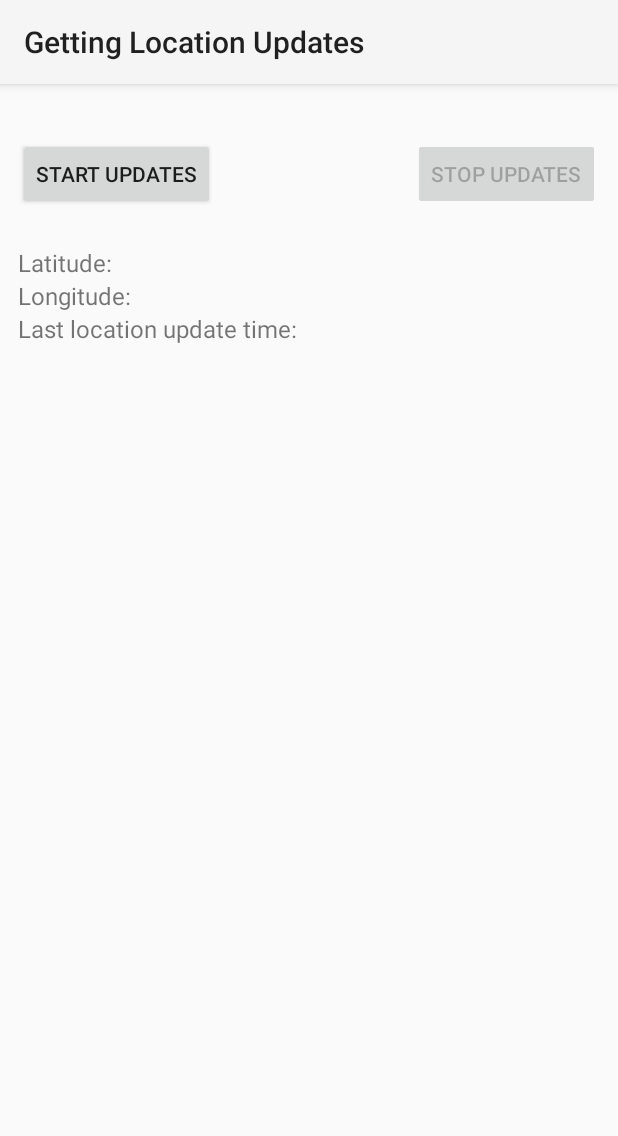
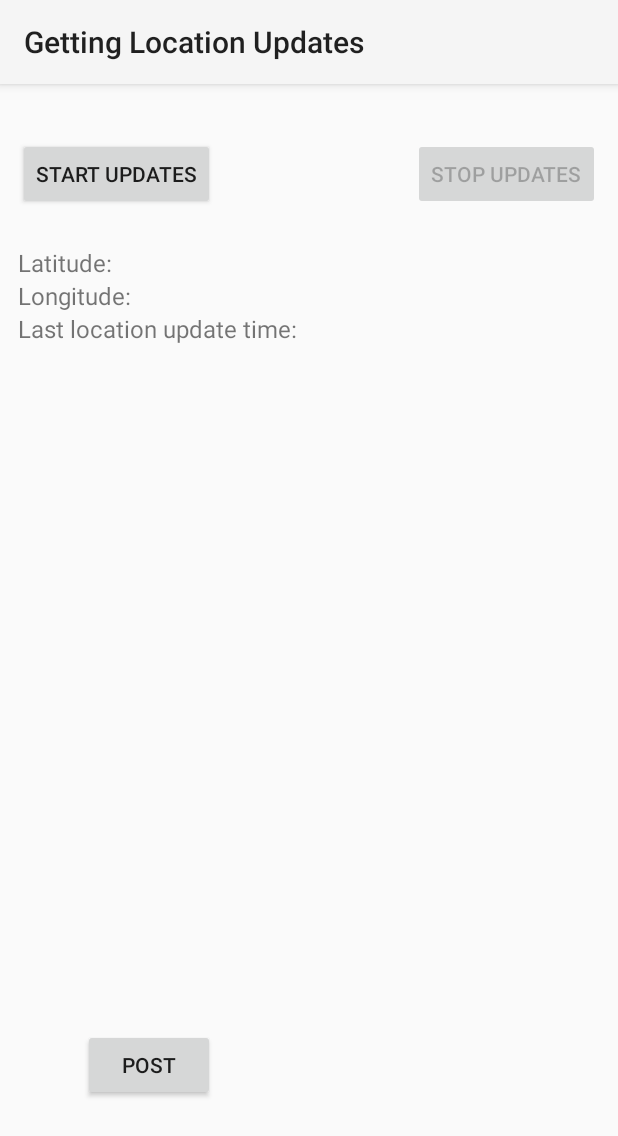
Before and after one commit to lyterk/location-update-android, an Android app: the screen it shows after launch (MainActivity), on a phone screen of 412 x 824 dp. Shown: the top 1136 px of the screen. Run offline under Robolectric (Android 15) with nearby library versions, the phone set to English and light mode, and no system bars.

Commit message:
Refactoring project put on hold. MainActivity megaclass stands for the moment. Currently working on sending working POST requests. None seem to send right now. Rearranged folder layout.

```diff
--- a/app/build.gradle
+++ b/app/build.gradle
@@ -5,7 +5,7 @@ android {
     buildToolsVersion "21.1.2"
 
     defaultConfig {
-        applicationId "com.google.android.gms.location.sample.locationupdates"
+        applicationId "com.lyterk.location_updates"
         minSdkVersion 9
         targetSdkVersion 21
         versionCode 1
--- a/app/src/main/java/com/google/android/gms/location/sample/locationupdates/MainActivity.java
+++ b/app/src/main/java/com/lyterk/location_updates/MainActivity.java
@@ -1,4 +1,4 @@
-package com.google.android.gms.location.sample.locationupdates;
+package com.lyterk.location_updates;
 
 import android.app.Activity;
 import android.location.Location;
@@ -26,17 +26,17 @@ import java.util.Date;
 public class MainActivity extends ActionBarActivity implements
         ConnectionCallbacks, OnConnectionFailedListener, LocationListener {
 
-    protected static final String TAG = "location-updates-sample";
+    protected static final String TAG = "com.lyterk.location_updates.MainActivity";
+
+    protected final static String REQUESTING_LOCATION_UPDATES_KEY = "requesting-location-updates-key";
+    protected final static String LOCATION_KEY = "location-key";
+    protected final static String LAST_UPDATED_TIME_STRING_KEY = "last-updated-time-string-key";
 
     public static final long UPDATE_INTERVAL_IN_MILLISECONDS = 10000;
     public static final long FASTEST_UPDATE_INTERVAL_IN_MILLISECONDS =
             UPDATE_INTERVAL_IN_MILLISECONDS / 2;
 
-    protected final static String REQUESTING_LOCATION_UPDATES_KEY = "requesting-location-updates-key";
-    protected final static String LOCATION_KEY = "location-key";
-    protected final static String LAST_UPDATED_TIME_STRING_KEY = "last-updated-time-string-key";
-
-    protected GoogleApiClient mGoogleApiClient;
+    protected GoogleApiClient mGoogleApiClient; // This needs to update in tandem with GpsActions
 
     protected LocationRequest mLocationRequest;
 
@@ -44,12 +44,12 @@ public class MainActivity extends ActionBarActivity implements
 
     protected Button mStartUpdatesButton;
     protected Button mStopUpdatesButton;
+    protected Button mPostingButton;
     protected TextView mLastUpdateTimeTextView;
     protected TextView mLatitudeTextView;
     protected TextView mLongitudeTextView;
-    protected TextView mIsInternetConnected;
 
-    protected Boolean mRequestingLocationUpdates;
+    protected Boolean mRequestingLocationUpdates = false;
 
     protected String mLastUpdateTime;
 
@@ -62,40 +62,60 @@ public class MainActivity extends ActionBarActivity implements
 
         }
 
-        // Locate the UI widgets.
-        mStartUpdatesButton = (Button) findViewById(R.id.start_updates_button);
-        mStopUpdatesButton = (Button) findViewById(R.id.stop_updates_button);
-        mLatitudeTextView = (TextView) findViewById(R.id.latitude_text);
-        mLongitudeTextView = (TextView) findViewById(R.id.longitude_text);
-        mLastUpdateTimeTextView = (TextView) findViewById(R.id.last_update_time_text);
+        findUis();
 
-        mRequestingLocationUpdates = false;
         mLastUpdateTime = "";
 
         // Update values using data stored in the Bundle.
-        GpsActions.updateValuesFromBundle(savedInstanceState);
+        updateValuesFromBundle(savedInstanceState);
 
         // Kick off the process of building a GoogleApiClient and requesting the LocationServices
         // API.
         buildGoogleApiClient();
     }
 
-    public boolean isInternetConnected() {
-        ConnectivityManager cm = (ConnectivityManager) getSystemService(Activity.CONNECTIVITY_SERVICE);
-        NetworkInfo networkInfo = cm.getActiveNetworkInfo();
-        if (networkInfo != null && networkInfo.isConnected())
-            return true;
-        else
-            return false;
+
+    private void findUis() {
+        mStartUpdatesButton = (Button) findViewById(R.id.start_updates_button);
+        mStopUpdatesButton = (Button) findViewById(R.id.stop_updates_button);
+        mPostingButton = (Button) findViewById(R.id.post_button);
+        mLatitudeTextView = (TextView) findViewById(R.id.latitude_text);
+        mLongitudeTextView = (TextView) findViewById(R.id.longitude_text);
+        mLastUpdateTimeTextView = (TextView) findViewById(R.id.last_update_time_text);
     }
 
-    public void onClick(View view) {
-        switch(view.getId()) {
-            case R.id.post_button:
-                if (!validate())
+    protected void updateValuesFromBundle(Bundle savedInstanceState) {
+        Log.i(TAG, "Updating values from bundle");
+        if (savedInstanceState != null) {
+            if (savedInstanceState.keySet().contains(REQUESTING_LOCATION_UPDATES_KEY)) {
+                mRequestingLocationUpdates = savedInstanceState.getBoolean(
+                        REQUESTING_LOCATION_UPDATES_KEY);
+                setButtonsEnabledState();
+            }
 
+            if (savedInstanceState.keySet().contains(LOCATION_KEY)) {
+                // Since LOCATION_KEY was found in the Bundle, we can be sure that mCurrentLocation
+                // is not null.
+                mCurrentLocation = savedInstanceState.getParcelable(LOCATION_KEY);
+            }
 
+            if (savedInstanceState.keySet().contains(LAST_UPDATED_TIME_STRING_KEY)) {
+                mLastUpdateTime = savedInstanceState.getString(LAST_UPDATED_TIME_STRING_KEY);
+            }
+
+            LocationData locationData = new LocationData(mCurrentLocation, mLastUpdateTime);
+            Posting posting = new Posting(locationData);
+            posting.onClick(mPostingButton);
+
+            updateUI(locationData);
         }
+    }
+
+    protected void createLocationRequest() {
+        mLocationRequest = new LocationRequest();
+        mLocationRequest.setInterval(UPDATE_INTERVAL_IN_MILLISECONDS);
+        mLocationRequest.setFastestInterval(FASTEST_UPDATE_INTERVAL_IN_MILLISECONDS);
+        mLocationRequest.setPriority(LocationRequest.PRIORITY_HIGH_ACCURACY);
     }
 
     protected synchronized void buildGoogleApiClient() {
@@ -108,11 +128,13 @@ public class MainActivity extends ActionBarActivity implements
         createLocationRequest();
     }
 
-    protected void createLocationRequest() {
-        mLocationRequest = new LocationRequest();
-        mLocationRequest.setInterval(UPDATE_INTERVAL_IN_MILLISECONDS);
-        mLocationRequest.setFastestInterval(FASTEST_UPDATE_INTERVAL_IN_MILLISECONDS);
-        mLocationRequest.setPriority(LocationRequest.PRIORITY_HIGH_ACCURACY);
+    public boolean isInternetConnected() {
+        ConnectivityManager cm = (ConnectivityManager) getSystemService(Activity.CONNECTIVITY_SERVICE);
+        NetworkInfo networkInfo = cm.getActiveNetworkInfo();
+        if (networkInfo != null && networkInfo.isConnected())
+            return true;
+        else
+            return false;
     }
 
     public void startUpdatesButtonHandler(View view) {
@@ -138,21 +160,13 @@ public class MainActivity extends ActionBarActivity implements
                 mGoogleApiClient, mLocationRequest, this);
     }
 
-    private void setButtonsEnabledState() {
+    public void setButtonsEnabledState() {
         if (mRequestingLocationUpdates) {
             mStartUpdatesButton.setEnabled(false);
             mStopUpdatesButton.setEnabled(true);
         } else {
             mStartUpdatesButton.setEnabled(true);
             mStopUpdatesButton.setEnabled(false);
-        }
-    }
-
-    private void updateUI() {
-        if (mCurrentLocation != null) {
-            mLatitudeTextView.setText();
-            mLongitudeTextView.setText();
-            mLastUpdateTimeTextView.setText(mLastUpdateTime);
         }
     }
 
@@ -196,7 +210,12 @@ public class MainActivity extends ActionBarActivity implements
         if (mCurrentLocation == null) {
             mCurrentLocation = LocationServices.FusedLocationApi.getLastLocation(mGoogleApiClient);
             mLastUpdateTime = DateFormat.getTimeInstance().format(new Date());
-            updateUI();
+            LocationData locationData = new LocationData(mCurrentLocation, DateFormat.getTimeInstance().format(new Date()));
+
+            Posting posting = new Posting(locationData);
+            posting.onClick(mPostingButton);
+
+            updateUI(locationData);
         }
         if (mRequestingLocationUpdates) {
             startLocationUpdates();
@@ -205,11 +224,12 @@ public class MainActivity extends ActionBarActivity implements
 
     @Override
     public void onLocationChanged(Location location) {
-        mCurrentLocation = location;
-        mLastUpdateTime = DateFormat.getTimeInstance().format(new Date());
-        updateUI();
-        Toast.makeText(this, getResources().getString(R.string.location_updated_message),
-                Toast.LENGTH_SHORT).show();
+        LocationData locationData = new LocationData(location, DateFormat.getTimeInstance().format(new Date()));
+
+        Posting posting = new Posting(locationData);
+        posting.onClick(mPostingButton);
+
+        updateUI(locationData);
     }
 
     @Override
@@ -225,11 +245,22 @@ public class MainActivity extends ActionBarActivity implements
         Log.i(TAG, "Connection failed: ConnectionResult.getErrorCode() = " + result.getErrorCode());
     }
 
-
     public void onSaveInstanceState(Bundle savedInstanceState) {
         savedInstanceState.putBoolean(REQUESTING_LOCATION_UPDATES_KEY, mRequestingLocationUpdates);
         savedInstanceState.putParcelable(LOCATION_KEY, mCurrentLocation);
         savedInstanceState.putString(LAST_UPDATED_TIME_STRING_KEY, mLastUpdateTime);
         super.onSaveInstanceState(savedInstanceState);
     }
+
+    protected void updateUI(LocationData location_data) {
+        if (mCurrentLocation != null) {
+            mLatitudeTextView.setText(location_data.mLatitude);
+            mLongitudeTextView.setText(location_data.mLongitude);
+            mLastUpdateTimeTextView.setText(location_data.mLastUpdateTime);
+        }
+    }
+
+    public void toastSend() {
+        Toast.makeText(getBaseContext(), "Data Sent", Toast.LENGTH_LONG).show();
+    }
 }
--- a/app/src/main/res/layout/main_activity.xml
+++ b/app/src/main/res/layout/main_activity.xml
@@ -1,18 +1,4 @@
-<?xml version="1.0" encoding="utf-8"?><!--
-     Copyright (C) 2014 Google, Inc.
-
-     Licensed under the Apache License, Version 2.0 (the "License");
-     you may not use this file except in compliance with the License.
-     You may obtain a copy of the License at
-
-          http://www.apache.org/licenses/LICENSE-2.0
-
-     Unless required by applicable law or agreed to in writing, software
-     distributed under the License is distributed on an "AS IS" BASIS,
-     WITHOUT WARRANTIES OR CONDITIONS OF ANY KIND, either express or implied.
-     See the License for the specific language governing permissions and
-     limitations under the License.
--->
+<?xml version="1.0" encoding="utf-8"?>
 
 <RelativeLayout xmlns:android="http://schemas.android.com/apk/res/android"
     android:layout_width="match_parent"
@@ -97,11 +83,11 @@
         android:id="@+id/post_button"
         android:layout_width="wrap_content"
         android:layout_height="wrap_content"
-        android:layout_alignParentRight="true"
-        android:layout_marginTop="@dimen/ui_group_top_margin"
-        android:enabled="false"
-        android:onClick="stopUpdatesButtonHandler"
-        android:text="@string/stop_updates" />
+        android:text="@string/post"
+        android:layout_alignParentBottom="true"
+        android:layout_alignRight="@+id/start_updates_button"
+        android:layout_alignEnd="@+id/start_updates_button"
+        android:layout_marginBottom="78dp"/>
 
 
 </RelativeLayout>
```
Also changed, not shown: app/src/main/AndroidManifest.xml (+2 -19 lines), app/src/main/java/com/google/android/gms/location/sample/locationupdates/GpsActions.java (deleted, +0 -32 lines), app/src/main/java/com/lyterk/location_updates/LocationData.java (added, +19 -0 lines), app/src/main/java/com/lyterk/location_updates/Posting.java (renamed from app/src/main/java/com/google/android/gms/location/sample/locationupdates/Posting.java, +41 -16 lines), app/src/main/res/values/strings.xml (+3 -14 lines).
